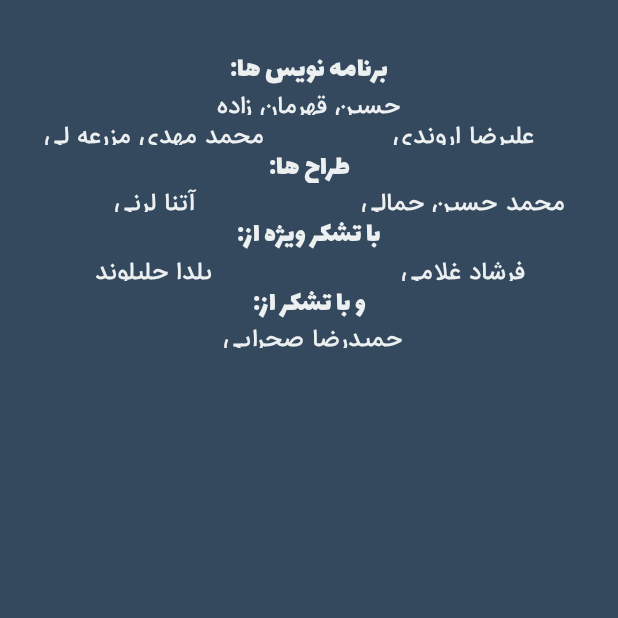
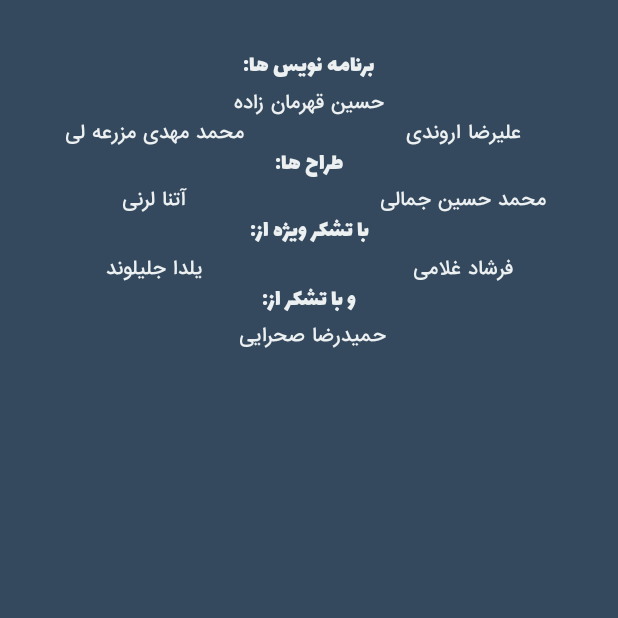
Before and after one commit to alirezaarv/projectSummer, an Android app: the AboutUsActivity screen opened directly, with no data from a screen before it, on a phone screen of 412 x 824 dp, the top half of it. Run offline under Robolectric (Android 15) with nearby library versions, the phone set to English and light mode, and no system bars.

Commit message:
Text view fixed

```diff
--- a/app/src/main/java/com/q20/projectsummer/Custom/AutoResizeTextViewWithAfsanehFont.java
+++ b/app/src/main/java/com/q20/projectsummer/Custom/AutoResizeTextViewWithAfsanehFont.java
@@ -5,7 +5,7 @@ import android.util.AttributeSet;
 import com.non_android_programmers.responsivegui.ResponsiveAutoResizeTextView;
 
 
-public class AutoResizeTextViewWithAfsanehFont extends ResponsiveAutoResizeTextView {
+public class AutoResizeTextViewWithAfsanehFont extends AutoResizeTextViewWithChangeableFont {
     public AutoResizeTextViewWithAfsanehFont(Context context) {
         super(context);
         changeFont("lalezar.ttf");
--- /dev/null
+++ b/app/src/main/java/com/q20/projectsummer/Custom/AutoResizeTextViewWithChangeableFont.java
@@ -0,0 +1,34 @@
+package com.q20.projectsummer.Custom;
+
+import android.content.Context;
+import android.graphics.Typeface;
+import android.os.Build;
+import android.util.AttributeSet;
+
+import com.non_android_programmers.responsivegui.ResponsiveAutoResizeTextView;
+
+
+public class AutoResizeTextViewWithChangeableFont extends ResponsiveAutoResizeTextView {
+    public AutoResizeTextViewWithChangeableFont(Context context) {
+        super(context);
+    }
+
+    public AutoResizeTextViewWithChangeableFont(Context context, AttributeSet attrs) {
+        super(context, attrs);
+    }
+
+    public AutoResizeTextViewWithChangeableFont(Context context, AttributeSet attrs, int defStyle) {
+        super(context, attrs, defStyle);
+    }
+
+
+    public void changeFont(String fontName) {
+        boolean editMode = false;
+        if (Build.VERSION.SDK_INT >= Build.VERSION_CODES.HONEYCOMB)
+            editMode=isInEditMode();
+        if (!editMode) {
+            Typeface tf = Typeface.createFromAsset(getContext().getAssets(), fontName);
+            setTypeface(tf);
+        }
+    }
+}
--- a/app/src/main/java/com/q20/projectsummer/Custom/AutoResizeTextViewWithIrsansFont.java
+++ b/app/src/main/java/com/q20/projectsummer/Custom/AutoResizeTextViewWithIrsansFont.java
@@ -6,7 +6,7 @@ import android.util.AttributeSet;
 import com.non_android_programmers.responsivegui.ResponsiveAutoResizeTextView;
 
 
-public class AutoResizeTextViewWithIrsansFont extends ResponsiveAutoResizeTextView {
+public class AutoResizeTextViewWithIrsansFont extends AutoResizeTextViewWithChangeableFont {
     public AutoResizeTextViewWithIrsansFont(Context context) {
         super(context);
         changeFont("irs_m.ttf");
--- a/responsivegui/src/main/java/com/non_android_programmers/responsivegui/ResponsiveAutoResizeTextView.java
+++ b/responsivegui/src/main/java/com/non_android_programmers/responsivegui/ResponsiveAutoResizeTextView.java
@@ -4,6 +4,7 @@ import android.annotation.TargetApi;
 import android.content.Context;
 import android.content.res.Resources;
 import android.graphics.RectF;
+import android.graphics.Typeface;
 import android.os.Build;
 import android.text.Layout;
 import android.text.StaticLayout;
@@ -33,6 +34,23 @@ public class ResponsiveAutoResizeTextView extends ResponsiveTextView {
         initialize();
     }
 
+    @Override
+    protected void onMeasure(int widthMeasureSpec, int heightMeasureSpec) {
+        super.onMeasure(widthMeasureSpec, heightMeasureSpec);
+        initialize();
+    }
+
+    @Override
+    public void setTypeface(Typeface tf) {
+        super.setTypeface(tf);
+        initialize();
+    }
+
+    @Override
+    public void setTypeface(Typeface tf, int style) {
+        super.setTypeface(tf, style);
+        initialize();
+    }
 
     private interface SizeTester {
         /**
--- a/responsivegui/src/main/java/com/non_android_programmers/responsivegui/ResponsiveTextView.java
+++ b/responsivegui/src/main/java/com/non_android_programmers/responsivegui/ResponsiveTextView.java
@@ -40,16 +40,6 @@ public class ResponsiveTextView extends TextView implements ResponsiveView {
     public ResponsiveTextView(Context context, AttributeSet attrs, int defStyleAttr, int defStyleRes) {
         super(context, attrs, defStyleAttr, defStyleRes);
         setupPolarCoord(attrs);
-    }
-
-    public void changeFont(String fontName) {
-        boolean editMode = false;
-        if (Build.VERSION.SDK_INT >= Build.VERSION_CODES.HONEYCOMB)
-            editMode=isInEditMode();
-        if (!editMode) {
-            Typeface tf = Typeface.createFromAsset(getContext().getAssets(), fontName);
-            setTypeface(tf);
-        }
     }
 
     public PixelDimensions getPixelDimensions() {
--- a/responsiveguiapi9/src/main/AndroidManifest.xml
+++ b/responsiveguiapi9/src/main/AndroidManifest.xml
@@ -1,10 +1,7 @@
 <manifest xmlns:android="http://schemas.android.com/apk/res/android"
     package="com.non_android_programmers.responsiveguiapi9">
 
-    <application
-        android:allowBackup="true"
-        android:label="@string/app_name"
-        android:supportsRtl="true">
+    <application>
 
     </application>
 
--- a/responsiveguiapi9/src/main/java/com/non_android_programmers/responsiveguiapi9/ResponsiveRecyclerView.java
+++ b/responsiveguiapi9/src/main/java/com/non_android_programmers/responsiveguiapi9/ResponsiveRecyclerView.java
@@ -79,8 +79,7 @@ public class ResponsiveRecyclerView extends android.support.v7.widget.RecyclerVi
         float dpWidth = ScreenDetails.px2Dp(context, params.width);
         float dpHeight = ScreenDetails.px2Dp(context, params.height);
 
-        if (pixelDimensions==null)//lastly set by yours truly
-            pixelDimensions = new PixelDimensions(dpX, dpY, dpEX, dpEY, dpWidth, dpHeight, (View) getParent(), polarOriginX, polarOriginY, polarRad, polarTheta, usePolar);
+        pixelDimensions = new PixelDimensions(dpX, dpY, dpEX, dpEY, dpWidth, dpHeight, (View) getParent(), polarOriginX, polarOriginY, polarRad, polarTheta, usePolar);
     }
 
     public void updateDimensions() {
--- a/responsiveguiapi9/src/main/java/com/non_android_programmers/responsiveguiapi9/ResponsiveViewPager.java
+++ b/responsiveguiapi9/src/main/java/com/non_android_programmers/responsiveguiapi9/ResponsiveViewPager.java
@@ -72,8 +72,7 @@ public class ResponsiveViewPager extends ViewPager implements ResponsiveView {
         float dpWidth = ScreenDetails.px2Dp(context, params.width);
         float dpHeight = ScreenDetails.px2Dp(context, params.height);
 
-        if (pixelDimensions==null)//lastly set by yours truly
-            pixelDimensions = new PixelDimensions(dpX, dpY, dpEX, dpEY, dpWidth, dpHeight, (View) getParent(), polarOriginX, polarOriginY, polarRad, polarTheta, usePolar);
+        pixelDimensions = new PixelDimensions(dpX, dpY, dpEX, dpEY, dpWidth, dpHeight, (View) getParent(), polarOriginX, polarOriginY, polarRad, polarTheta, usePolar);
     }
 
     public void updateDimensions() {
```
Also changed, not shown: responsivegui/src/main/res/values/attrs.xml (+8 -29 lines).
